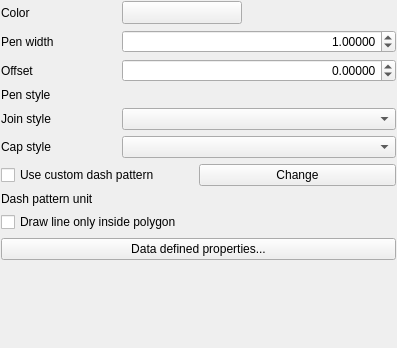
This is src/ui/symbollayer/widget_simpleline.ui in carsmie/QGIS as Qt 5 draws it before an edit. The edited form follows.
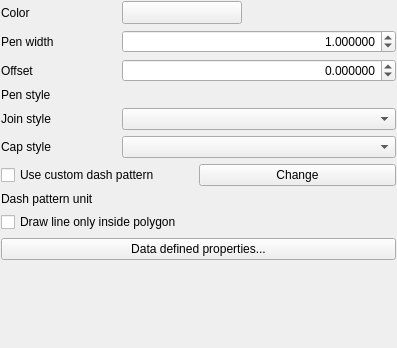
This is the edited form. Custom widgets are drawn as their Qt base class.

What changed in the file:
```diff
--- a/src/ui/symbollayer/widget_simpleline.ui
+++ b/src/ui/symbollayer/widget_simpleline.ui
@@ -79,7 +79,7 @@
         <set>Qt::AlignRight|Qt::AlignTrailing|Qt::AlignVCenter</set>
        </property>
        <property name="decimals">
-        <number>5</number>
+        <number>6</number>
        </property>
        <property name="maximum">
         <double>100000.000000000000000</double>
@@ -118,7 +118,7 @@
         <set>Qt::AlignRight|Qt::AlignTrailing|Qt::AlignVCenter</set>
        </property>
        <property name="decimals">
-        <number>5</number>
+        <number>6</number>
        </property>
        <property name="minimum">
         <double>-100000.000000000000000</double>
```
